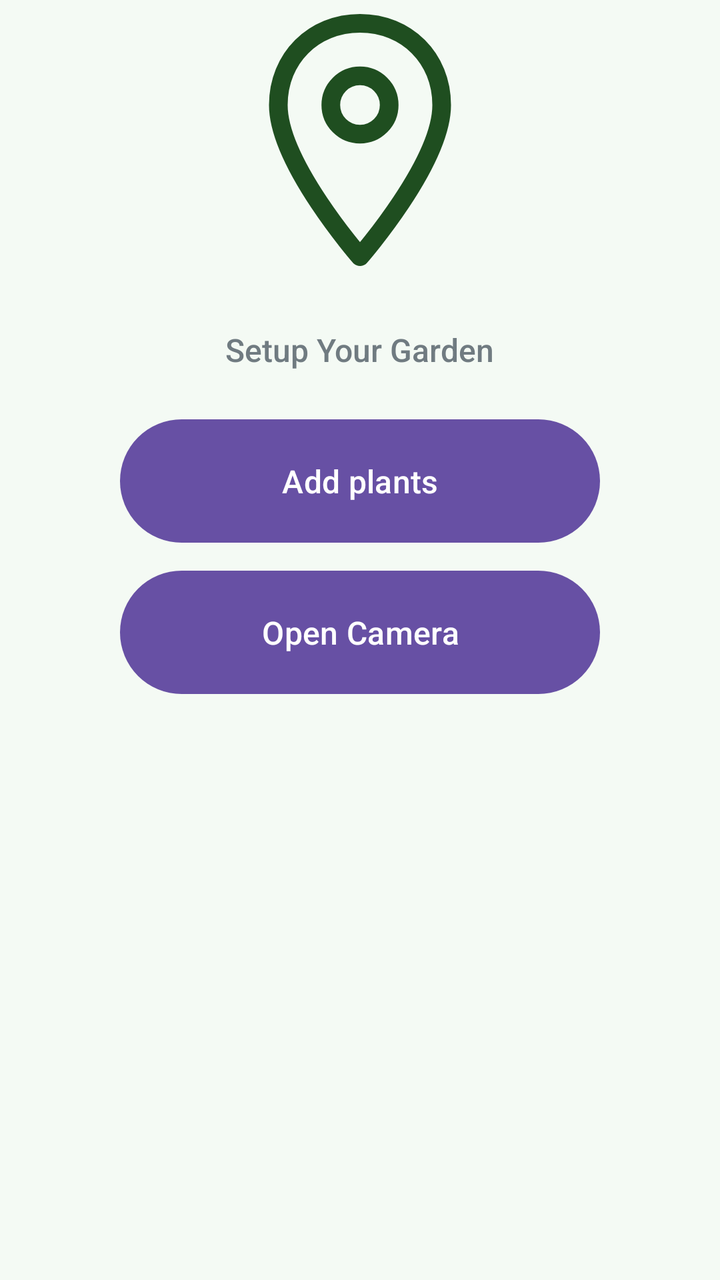
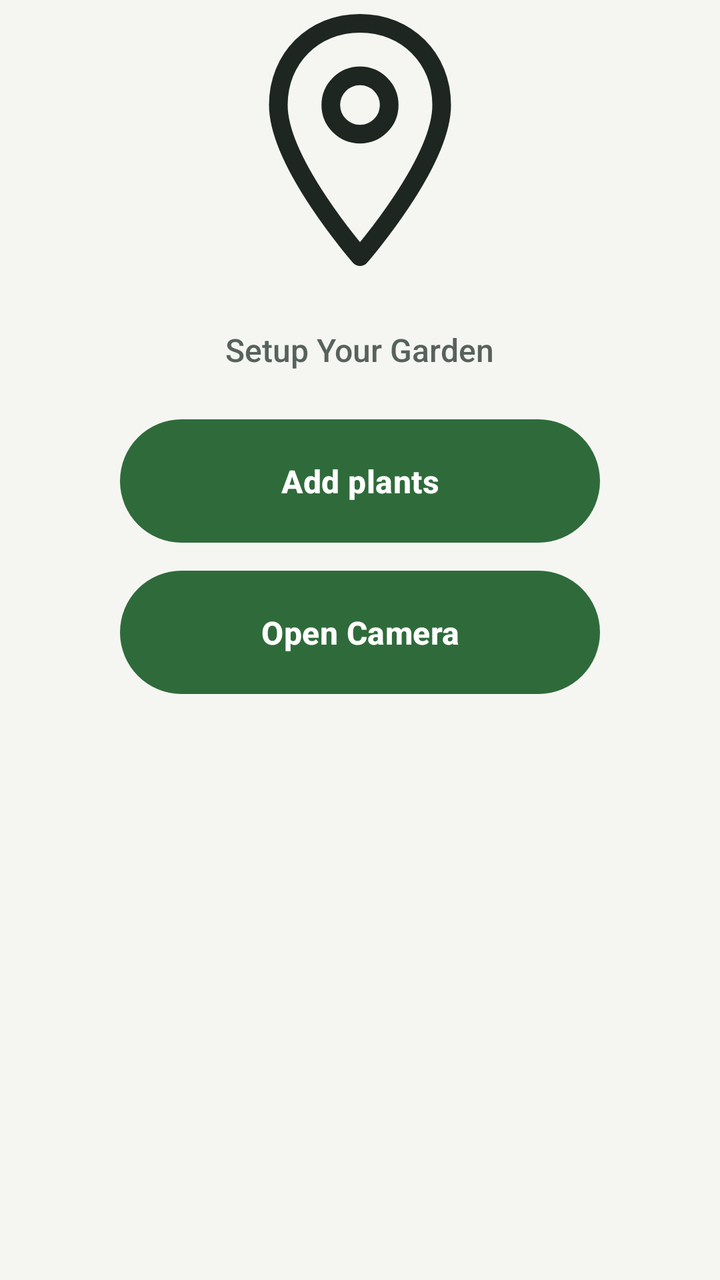

Screens rendered from an Android XML layout before and after an edit, with the pre-edit source and the edit as a unified diff.
<!-- AndroidManifest.xml: application theme Theme.Undersoil -->
<!-- res/layout/activity_garden_setup.xml -->
<?xml version="1.0" encoding="utf-8"?>
<androidx.constraintlayout.widget.ConstraintLayout xmlns:android="http://schemas.android.com/apk/res/android"
    xmlns:app="http://schemas.android.com/apk/res-auto"
    android:layout_width="match_parent"
    android:layout_height="match_parent"
    android:background="@color/bg_light_green">

    <ImageView
        android:id="@+id/logo"
        android:layout_width="140dp"
        android:layout_height="140dp"
        android:src="@drawable/ic_map_pin"
        android:contentDescription="UnderSoil logo"
        app:layout_constraintBottom_toTopOf="@id/setupTitle"
        app:layout_constraintEnd_toEndOf="parent"
        app:layout_constraintStart_toStartOf="parent"
        app:layout_constraintTop_toTopOf="parent"
        app:layout_constraintVertical_bias="0.4"
        app:layout_constraintVertical_chainStyle="packed" />

    <TextView
        android:id="@+id/setupTitle"
        android:layout_width="wrap_content"
        android:layout_height="wrap_content"
        android:layout_marginTop="24dp"
        android:fontFamily="sans-serif-medium"
        android:text="Setup Your Garden"
        android:textColor="@color/text_sub"
        android:textSize="16sp"
        app:layout_constraintEnd_toEndOf="parent"
        app:layout_constraintStart_toStartOf="parent"
        app:layout_constraintTop_toBottomOf="@id/logo" />

    <Button
        android:id="@+id/addPlantsButton"
        android:layout_width="240dp"
        android:layout_height="wrap_content"
        android:layout_marginTop="24dp"
        android:background="@drawable/bg_pill_green"
        android:elevation="2dp"
        android:fontFamily="sans-serif-medium"
        android:paddingVertical="16dp"
        android:text="Add plants"
        android:textAllCaps="false"
        android:textColor="@color/white"
        android:textSize="16sp"
        app:layout_constraintEnd_toEndOf="parent"
        app:layout_constraintStart_toStartOf="parent"
        app:layout_constraintTop_toBottomOf="@id/setupTitle" />

    <Button
        android:id="@+id/openCameraButton"
        android:layout_width="240dp"
        android:layout_height="wrap_content"
        android:layout_marginTop="14dp"
        android:background="@drawable/bg_pill_green"
        android:elevation="2dp"
        android:fontFamily="sans-serif-medium"
        android:paddingVertical="16dp"
        android:text="Open Camera"
        android:textAllCaps="false"
        android:textColor="@color/white"
        android:textSize="16sp"
        app:layout_constraintEnd_toEndOf="parent"
        app:layout_constraintStart_toStartOf="parent"
        app:layout_constraintTop_toBottomOf="@id/addPlantsButton" />

</androidx.constraintlayout.widget.ConstraintLayout>
<!-- resources referenced by this layout -->
<resources>
  <color name="bg_light_green">#F4FAF4</color>
  <color name="text_sub">#707B81</color>
  <color name="white">#FFFFFFFF</color>
  <!-- drawable bg_pill_green (drawable) -->
  <?xml version="1.0" encoding="utf-8"?>
  <shape xmlns:android="http://schemas.android.com/apk/res/android"
      android:shape="rectangle">
      <solid android:color="@color/main_green" />
      <corners android:radius="50dp" />
  </shape>
  <!-- drawable ic_map_pin (drawable) -->
  <?xml version="1.0" encoding="utf-8"?>
  <vector xmlns:android="http://schemas.android.com/apk/res/android"
      android:width="40dp"
      android:height="40dp"
      android:viewportWidth="24"
      android:viewportHeight="24">
      <path
          android:fillColor="@android:color/transparent"
          android:strokeColor="#1F4E20"
          android:strokeWidth="1.6"
          android:strokeLineJoin="round"
          android:pathData="M12,2 C16,2 19,5 19,9 C19,14 12,22 12,22 C12,22 5,14 5,9 C5,5 8,2 12,2 Z" />
      <path
          android:fillColor="@android:color/transparent"
          android:strokeColor="#1F4E20"
          android:strokeWidth="1.6"
          android:pathData="M12,6.5 A2.5,2.5 0 1,0 12,11.5 A2.5,2.5 0 1,0 12,6.5 Z" />
  </vector>
  <color name="main_green">#1F4E20</color>
  <style name="Base.Theme.Undersoil" parent="Theme.Material3.DayNight.NoActionBar">
          
      </style>
  <!-- unchanged entries left out for length: 1 -->
</resources>

<!-- the commit's change to res/layout/activity_garden_setup.xml (unified diff, before → after) -->
@@ -42,7 +42,7 @@
         android:paddingVertical="16dp"
         android:text="Add plants"
         android:textAllCaps="false"
-        android:textColor="@color/white"
+        android:textColor="@color/us_on_bio_green"
         android:textSize="16sp"
         app:layout_constraintEnd_toEndOf="parent"
         app:layout_constraintStart_toStartOf="parent"
@@ -59,7 +59,7 @@
         android:paddingVertical="16dp"
         android:text="Open Camera"
         android:textAllCaps="false"
-        android:textColor="@color/white"
+        android:textColor="@color/us_on_bio_green"
         android:textSize="16sp"
         app:layout_constraintEnd_toEndOf="parent"
         app:layout_constraintStart_toStartOf="parent"
<!-- resource entries referenced after the edit -->
@@ -1,13 +1,13 @@
 <!-- resources referenced by this layout -->
 <resources>
-  <color name="bg_light_green">#F4FAF4</color>
-  <color name="text_sub">#707B81</color>
-  <color name="white">#FFFFFFFF</color>
+  <color name="bg_light_green">@color/us_bg</color>
+  <color name="text_sub">@color/us_text_secondary</color>
+  <color name="us_on_bio_green">#FFFFFF</color>
   <!-- drawable bg_pill_green (drawable) -->
   <?xml version="1.0" encoding="utf-8"?>
   <shape xmlns:android="http://schemas.android.com/apk/res/android"
       android:shape="rectangle">
-      <solid android:color="@color/main_green" />
+      <solid android:color="@color/us_bio_green" />
       <corners android:radius="50dp" />
   </shape>
   <!-- drawable ic_map_pin (drawable) -->
@@ -19,20 +19,245 @@
       android:viewportHeight="24">
       <path
           android:fillColor="@android:color/transparent"
-          android:strokeColor="#1F4E20"
+          android:strokeColor="@color/us_text_primary"
           android:strokeWidth="1.6"
           android:strokeLineJoin="round"
           android:pathData="M12,2 C16,2 19,5 19,9 C19,14 12,22 12,22 C12,22 5,14 5,9 C5,5 8,2 12,2 Z" />
       <path
           android:fillColor="@android:color/transparent"
-          android:strokeColor="#1F4E20"
+          android:strokeColor="@color/us_text_primary"
           android:strokeWidth="1.6"
           android:pathData="M12,6.5 A2.5,2.5 0 1,0 12,11.5 A2.5,2.5 0 1,0 12,6.5 Z" />
   </vector>
-  <color name="main_green">#1F4E20</color>
-  <style name="Base.Theme.Undersoil" parent="Theme.Material3.DayNight.NoActionBar">
-          
-      </style>
+  <color name="us_bg">#F5F6F2</color>
+  <color name="us_text_secondary">#58625C</color>
+  <color name="us_bio_green">#2F6B3A</color>
+  <color name="us_text_primary">#1E2621</color>
+  <style name="Base.Theme.Undersoil" parent="AgriTech.Theme" />
+  <style name="AgriTech.Theme" parent="Theme.Material3.DayNight.NoActionBar">
+          
+          <item name="colorPrimary">@color/us_bio_green</item>
+          <item name="colorOnPrimary">@color/us_on_bio_green</item>
+          <item name="colorPrimaryContainer">@color/us_bio_green_container</item>
+          <item name="colorOnPrimaryContainer">@color/us_on_bio_green_container</item>
+          <item name="colorPrimaryInverse">@color/us_bio_green_dim</item>
+  
+          
+          <item name="colorSecondary">@color/us_aqua</item>
+          <item name="colorOnSecondary">@color/us_on_aqua</item>
+          <item name="colorSecondaryContainer">@color/us_aqua_container</item>
+          <item name="colorOnSecondaryContainer">@color/us_on_aqua_container</item>
+  
+          
+          <item name="colorTertiary">@color/us_amber</item>
+          <item name="colorOnTertiary">@color/us_surface</item>
+          <item name="colorTertiaryContainer">@color/us_amber_container</item>
+          <item name="colorOnTertiaryContainer">@color/us_text_primary</item>
+  
+          
+          <item name="colorError">@color/us_danger</item>
+          <item name="colorOnError">@color/us_on_danger</item>
+          <item name="colorErrorContainer">@color/us_danger_container</item>
+          <item name="colorOnErrorContainer">@color/us_text_primary</item>
+  
+          
+          <item name="android:colorBackground">@color/us_bg</item>
+          <item name="colorOnBackground">@color/us_text_primary</item>
+          <item name="colorSurface">@color/us_surface</item>
+          <item name="colorOnSurface">@color/us_text_primary</item>
+          <item name="colorSurfaceVariant">@color/us_surface_raised</item>
+          <item name="colorOnSurfaceVariant">@color/us_text_secondary</item>
+          <item name="colorSurfaceInverse">@color/us_text_primary</item>
+          <item name="colorOnSurfaceInverse">@color/us_bg</item>
+          <item name="colorSurfaceBright">@color/us_surface_raised</item>
+          <item name="colorSurfaceDim">@color/us_bg</item>
+          <item name="colorSurfaceContainerLowest">@color/us_surface</item>
+          <item name="colorSurfaceContainerLow">@color/us_surface</item>
+          <item name="colorSurfaceContainer">@color/us_surface_card</item>
+          <item name="colorSurfaceContainerHigh">@color/us_surface_raised</item>
+          <item name="colorSurfaceContainerHighest">@color/us_surface_raised</item>
+          <item name="colorOutline">@color/us_outline_strong</item>
+          <item name="colorOutlineVariant">@color/us_outline</item>
+          <item name="colorControlNormal">@color/us_text_secondary</item>
+          <item name="colorControlActivated">@color/us_bio_green</item>
+          <item name="colorControlHighlight">@color/us_bio_green_glow</item>
+  
+          
+          <item name="android:textColorPrimary">@color/us_text_primary</item>
+          <item name="android:textColorSecondary">@color/us_text_secondary</item>
+          <item name="android:textColorTertiary">@color/us_text_hint</item>
+          <item name="android:textColorHint">@color/us_text_hint</item>
+          <item name="android:textColorLink">@color/us_aqua</item>
+          <item name="android:textColorHighlight">@color/us_bio_green_container</item>
+          <item name="android:editTextColor">@color/us_text_primary</item>
+  
+          
+          <item name="android:windowBackground">@color/us_bg</item>
+          <item name="android:statusBarColor">@color/us_bg</item>
+          <item name="android:navigationBarColor">@color/us_surface</item>
+          <item name="android:windowLightStatusBar">true</item>
+          <item name="android:windowLightNavigationBar">true</item>
+          <item name="android:forceDarkAllowed">false</item>
+          <item name="android:isLightTheme">true</item>
+          <item name="isLightTheme">true</item>
+          <item name="android:windowAnimationStyle">@style/AgriTech.WindowAnimation</item>
+  
+          
+          <item name="materialCardViewStyle">@style/Widget.AgriTech.CardView</item>
+          <item name="materialButtonStyle">@style/Widget.AgriTech.Button</item>
+          <item name="borderlessButtonStyle">@style/Widget.AgriTech.Button.Text</item>
+          <item name="bottomNavigationStyle">@style/Widget.AgriTech.BottomNavigation</item>
+          <item name="bottomAppBarStyle">@style/Widget.AgriTech.BottomAppBar</item>
+          <item name="floatingActionButtonStyle">@style/Widget.AgriTech.FAB</item>
+          <item name="textInputStyle">@style/Widget.AgriTech.TextInputLayout</item>
+          <item name="materialSwitchStyle">@style/Widget.Material3.CompoundButton.MaterialSwitch</item>
+          <item name="shapeAppearanceCornerSmall">@style/ShapeAppearance.AgriTech.Small</item>
+          <item name="shapeAppearanceCornerMedium">@style/ShapeAppearance.AgriTech.Medium</item>
+          <item name="shapeAppearanceCornerLarge">@style/ShapeAppearance.AgriTech.Large</item>
+          <item name="materialAlertDialogTheme">@style/ThemeOverlay.AgriTech.Dialog</item>
+          <item name="android:alertDialogTheme">@style/ThemeOverlay.AgriTech.Dialog</item>
+      </style>
+  <color name="us_bio_green_container">#DDEBDD</color>
+  <color name="us_on_bio_green_container">#163A1E</color>
+  <color name="us_bio_green_dim">#24542D</color>
+  <color name="us_aqua">#2D7398</color>
+  <color name="us_on_aqua">#FFFFFF</color>
+  <color name="us_aqua_container">#DCEBF3</color>
+  <color name="us_on_aqua_container">#123547</color>
+  <color name="us_amber">#B8742A</color>
+  <color name="us_surface">#FFFFFF</color>
+  <color name="us_amber_container">#F6E8D6</color>
+  <color name="us_danger">#B34A3C</color>
+  <color name="us_on_danger">#FFFFFF</color>
+  <color name="us_danger_container">#F8E1DC</color>
+  <color name="us_surface_raised">#EDF0EA</color>
+  <color name="us_surface_card">#FFFFFF</color>
+  <color name="us_outline_strong">#C4CBC1</color>
+  <color name="us_outline">#E2E6DF</color>
+  <color name="us_bio_green_glow">#1F2F6B3A</color>
+  <color name="us_text_hint">#89928C</color>
+  <style name="AgriTech.WindowAnimation" parent="@android:style/Animation.Activity">
+          <item name="android:activityOpenEnterAnimation">@anim/slide_in_right</item>
+          <item name="android:activityOpenExitAnimation">@anim/slide_out_left</item>
+          <item name="android:activityCloseEnterAnimation">@anim/fade_in</item>
+          <item name="android:activityCloseExitAnimation">@anim/fade_out</item>
+      </style>
+  <style name="Widget.AgriTech.CardView" parent="Widget.Material3.CardView.Elevated">
+          <item name="cardBackgroundColor">@color/us_surface_card</item>
+          <item name="cardCornerRadius">16dp</item>
+          <item name="cardElevation">1dp</item>
+          <item name="strokeColor">@color/us_outline</item>
+          <item name="strokeWidth">0dp</item>
+          <item name="rippleColor">@color/us_bio_green_glow</item>
+      </style>
+  <style name="Widget.AgriTech.Button" parent="Widget.Material3.Button">
+          <item name="backgroundTint">@color/selector_button_primary_bg</item>
+          <item name="android:textColor">@color/selector_button_primary_text</item>
+          <item name="iconTint">@color/selector_button_primary_text</item>
+          <item name="rippleColor">#33FFFFFF</item>
+          <item name="android:minHeight">52dp</item>
+          <item name="android:textSize">15sp</item>
+          <item name="android:textStyle">bold</item>
+          <item name="android:letterSpacing">0.01</item>
+          <item name="android:textAllCaps">false</item>
+          <item name="shapeAppearance">@style/ShapeAppearance.AgriTech.Button</item>
+          <item name="android:elevation">0dp</item>
+      </style>
+  <style name="Widget.AgriTech.Button.Text" parent="Widget.Material3.Button.TextButton">
+          <item name="android:textColor">@color/us_bio_green</item>
+          <item name="iconTint">@color/us_bio_green</item>
+          <item name="rippleColor">@color/us_bio_green_glow</item>
+          <item name="android:textStyle">bold</item>
+          <item name="android:textAllCaps">false</item>
+          <item name="shapeAppearance">@style/ShapeAppearance.AgriTech.Button</item>
+      </style>
+  <style name="Widget.AgriTech.BottomNavigation" parent="Widget.Material3.BottomNavigationView">
+          <item name="android:background">@android:color/transparent</item>
+          <item name="backgroundTint">@android:color/transparent</item>
+          <item name="elevation">0dp</item>
+          <item name="itemIconTint">@color/bottom_nav_item_tint</item>
+          <item name="itemTextColor">@color/bottom_nav_item_tint</item>
+          <item name="itemIconSize">24dp</item>
+          <item name="itemRippleColor">@color/us_bio_green_glow</item>
+          <item name="labelVisibilityMode">labeled</item>
+          <item name="itemActiveIndicatorStyle">@style/Widget.AgriTech.BottomNavigation.ActiveIndicator</item>
+          <item name="itemTextAppearanceActive">@style/TextAppearance.AgriTech.NavLabel.Active</item>
+          <item name="itemTextAppearanceInactive">@style/TextAppearance.AgriTech.NavLabel</item>
+      </style>
+  <style name="Widget.AgriTech.BottomAppBar" parent="Widget.Material3.BottomAppBar">
+          <item name="backgroundTint">@color/us_surface</item>
+          <item name="elevation">6dp</item>
+          <item name="fabAnchorMode">cradle</item>
+          <item name="fabAlignmentMode">center</item>
+          <item name="fabCradleMargin">8dp</item>
+          <item name="fabCradleRoundedCornerRadius">20dp</item>
+          <item name="fabCradleVerticalOffset">4dp</item>
+      </style>
+  <style name="Widget.AgriTech.FAB" parent="Widget.Material3.FloatingActionButton.Primary">
+          <item name="backgroundTint">@color/us_bio_green</item>
+          <item name="tint">@color/us_on_bio_green</item>
+          <item name="rippleColor">#33FFFFFF</item>
+          <item name="shapeAppearanceOverlay">@style/ShapeAppearance.AgriTech.Pill</item>
+          <item name="elevation">4dp</item>
+      </style>
+  <style name="Widget.AgriTech.TextInputLayout" parent="Widget.Material3.TextInputLayout.OutlinedBox">
+          <item name="boxBackgroundColor">@color/us_surface_input</item>
+          <item name="boxStrokeColor">@color/selector_input_stroke</item>
+          <item name="boxStrokeWidth">1dp</item>
+          <item name="boxStrokeWidthFocused">2dp</item>
+          <item name="hintTextColor">@color/us_bio_green</item>
+          <item name="android:textColorHint">@color/us_text_hint</item>
+          <item name="startIconTint">@color/us_text_secondary</item>
+          <item name="endIconTint">@color/us_text_secondary</item>
+          <item name="boxCornerRadiusTopStart">12dp</item>
+          <item name="boxCornerRadiusTopEnd">12dp</item>
+          <item name="boxCornerRadiusBottomStart">12dp</item>
+          <item name="boxCornerRadiusBottomEnd">12dp</item>
+      </style>
+  <style name="ShapeAppearance.AgriTech.Small" parent="ShapeAppearance.Material3.Corner.Small">
+          <item name="cornerFamily">rounded</item>
+          <item name="cornerSize">8dp</item>
+      </style>
+  <style name="ShapeAppearance.AgriTech.Medium" parent="ShapeAppearance.Material3.Corner.Medium">
+          <item name="cornerFamily">rounded</item>
+          <item name="cornerSize">16dp</item>
+      </style>
+  <style name="ShapeAppearance.AgriTech.Large" parent="ShapeAppearance.Material3.Corner.Large">
+          <item name="cornerFamily">rounded</item>
+          <item name="cornerSize">20dp</item>
+      </style>
+  <style name="ThemeOverlay.AgriTech.Dialog" parent="ThemeOverlay.Material3.MaterialAlertDialog">
+          <item name="colorSurface">@color/us_surface_card</item>
+          <item name="colorSurfaceContainerHigh">@color/us_surface_card</item>
+          <item name="colorOnSurface">@color/us_text_primary</item>
+          <item name="colorOnSurfaceVariant">@color/us_text_secondary</item>
+          <item name="colorPrimary">@color/us_bio_green</item>
+          <item name="android:textColorPrimary">@color/us_text_primary</item>
+          <item name="android:textColorSecondary">@color/us_text_secondary</item>
+          <item name="shapeAppearanceOverlay">@style/ShapeAppearance.AgriTech.Large</item>
+      </style>
+  <style name="ShapeAppearance.AgriTech.Button" parent="">
+          <item name="cornerFamily">rounded</item>
+          <item name="cornerSize">12dp</item>
+      </style>
+  <style name="Widget.AgriTech.BottomNavigation.ActiveIndicator" parent="Widget.Material3.BottomNavigationView.ActiveIndicator">
+          <item name="android:color">@color/bottom_nav_indicator</item>
+          <item name="android:width">64dp</item>
+          <item name="android:height">32dp</item>
+          <item name="shapeAppearance">@style/ShapeAppearance.AgriTech.Pill</item>
+      </style>
+  <style name="TextAppearance.AgriTech.NavLabel.Active">
+          <item name="android:textStyle">bold</item>
+      </style>
+  <style name="TextAppearance.AgriTech.NavLabel" parent="TextAppearance.Material3.LabelMedium">
+          <item name="android:textSize">12sp</item>
+          <item name="android:letterSpacing">0.04</item>
+      </style>
+  <style name="ShapeAppearance.AgriTech.Pill" parent="">
+          <item name="cornerFamily">rounded</item>
+          <item name="cornerSize">50%</item>
+      </style>
+  <color name="us_surface_input">#F3F5F0</color>
   <!-- unchanged entries left out for length: 1 -->
 </resources>
 
